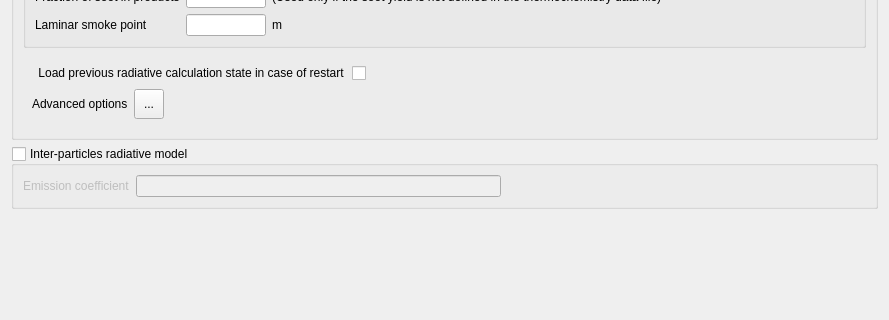
Old version of the form python/code_saturne/gui/case/ThermalForm.ui in the repository code-saturne/code_saturne; both pictures show x 0 to 889 and y 374 to 694 of the 889 by 694 pixel window.
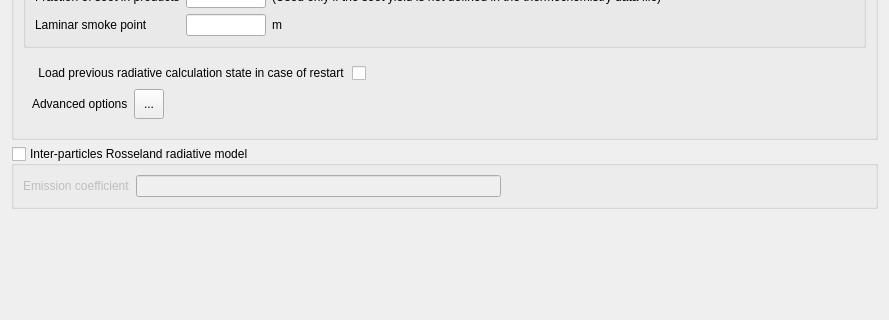
New version of the form. Icons and pictures are not drawn.

Commit message: [GUI] Minor modifications for particle-laden flows (NCFD)

What changed in the file:
```diff
--- a/python/code_saturne/gui/case/ThermalForm.ui
+++ b/python/code_saturne/gui/case/ThermalForm.ui
@@ -546,7 +546,7 @@
    <item row="3" column="0">
     <widget class="QGroupBox" name="groupBoxParticlesRadiation">
      <property name="title">
-      <string>Inter-particles radiative model</string>
+      <string>Inter-particles Rosseland radiative model</string>
      </property>
      <property name="checkable">
       <bool>true</bool>
```
The commit also changes 3 other files.
